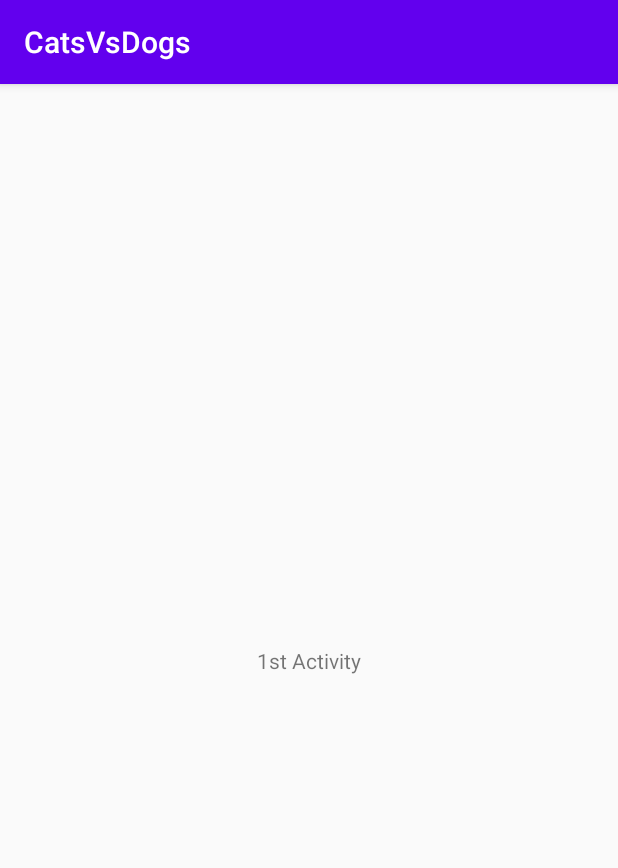
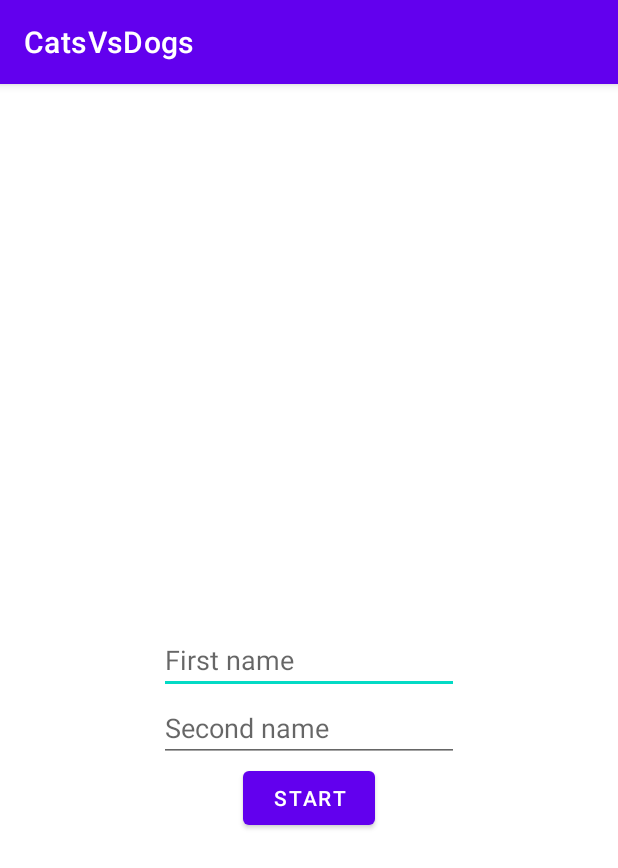
Before and after one commit to devAlexanderKonopelko/CatsVSDogs, an Android app: the screen it shows after launch (MainActivity), on a phone screen of 412 x 824 dp. Shown: the top 868 px of the screen. Run offline under Robolectric (Android 15) with nearby library versions, the phone set to English and light mode, and no system bars.

Commit message:
button + fields

```diff
--- a/app/src/main/java/com/example/catsvsdogs/MainActivity.kt
+++ b/app/src/main/java/com/example/catsvsdogs/MainActivity.kt
@@ -2,11 +2,18 @@ package com.example.catsvsdogs
 
 import androidx.appcompat.app.AppCompatActivity
 import android.os.Bundle
+import kotlinx.android.synthetic.main.activity_main.*
 
 class MainActivity : AppCompatActivity() {
 
     override fun onCreate(savedInstanceState: Bundle?) {
         super.onCreate(savedInstanceState)
         setContentView(R.layout.activity_main)
+
+        startButton.setOnClickListener{
+
+        }
     }
+
+
 }
--- a/app/src/main/res/layout/activity_main.xml
+++ b/app/src/main/res/layout/activity_main.xml
@@ -6,13 +6,38 @@
     android:layout_height="match_parent"
     tools:context=".MainActivity">
 
-    <TextView
+    <com.google.android.material.button.MaterialButton
+        android:id="@+id/startButton"
         android:layout_width="wrap_content"
         android:layout_height="wrap_content"
-        android:text="1st Activity"
+        android:text="@string/start"
+        app:layout_constraintEnd_toEndOf="parent"
+        app:layout_constraintStart_toStartOf="parent"
+        app:layout_constraintTop_toBottomOf="@+id/secondName" />
+
+    <com.google.android.material.textfield.TextInputEditText
+        android:id="@+id/firstName"
+        android:layout_width="200dp"
+        android:layout_height="wrap_content"
+        android:hint="@string/first_name"
         app:layout_constraintBottom_toBottomOf="parent"
-        app:layout_constraintLeft_toLeftOf="parent"
-        app:layout_constraintRight_toRightOf="parent"
-        app:layout_constraintTop_toTopOf="parent" />
+        app:layout_constraintEnd_toEndOf="parent"
+        app:layout_constraintStart_toStartOf="parent"
+        app:layout_constraintTop_toTopOf="parent">
+
+    </com.google.android.material.textfield.TextInputEditText>
+
+    <com.google.android.material.textfield.TextInputEditText
+        android:id="@+id/secondName"
+        android:layout_width="200dp"
+        android:layout_height="wrap_content"
+        android:hint="@string/second_name"
+        app:layout_constraintEnd_toEndOf="parent"
+        app:layout_constraintStart_toStartOf="parent"
+        app:layout_constraintTop_toBottomOf="@+id/firstName">
+
+    </com.google.android.material.textfield.TextInputEditText>
+
+
 
 </androidx.constraintlayout.widget.ConstraintLayout>
--- a/app/src/main/res/values/strings.xml
+++ b/app/src/main/res/values/strings.xml
@@ -1,3 +1,7 @@
 <resources>
     <string name="app_name">CatsVsDogs</string>
+    <string name="start">Start</string>
+    <string name="first_player">First player</string>
+    <string name="second_name">Second name</string>
+    <string name="first_name">First name</string>
 </resources>
--- a/app/src/main/res/values/styles.xml
+++ b/app/src/main/res/values/styles.xml
@@ -1,7 +1,7 @@
 <resources>
 
     <!-- Base application theme. -->
-    <style name="AppTheme" parent="Theme.AppCompat.Light.DarkActionBar">
+    <style name="AppTheme" parent="Theme.MaterialComponents.DayNight.DarkActionBar">
         <!-- Customize your theme here. -->
         <item name="colorPrimary">@color/colorPrimary</item>
         <item name="colorPrimaryDark">@color/colorPrimaryDark</item>
```
